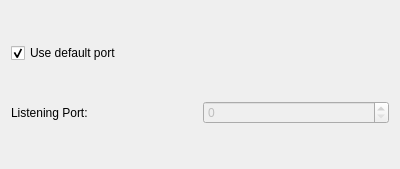
This is configtcp.ui in KDE/krfb as Qt 5 draws it before an edit. The edited form follows.
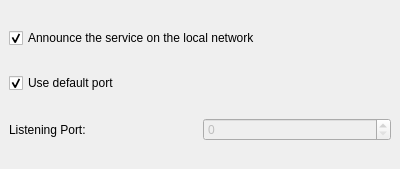
This is the edited form.

```diff
--- a/configtcp.ui
+++ b/configtcp.ui
@@ -13,6 +13,22 @@
    <string>Form</string>
   </property>
   <layout class="QVBoxLayout" >
+   <property name="margin" >
+    <number>9</number>
+   </property>
+   <property name="spacing" >
+    <number>6</number>
+   </property>
+   <item>
+    <widget class="QCheckBox" name="kcfg_publishService" >
+     <property name="text" >
+      <string>Announce the service on the local network</string>
+     </property>
+     <property name="checked" >
+      <bool>true</bool>
+     </property>
+    </widget>
+   </item>
    <item>
     <widget class="QCheckBox" name="kcfg_useDefaultPort" >
      <property name="text" >
```
Left out of the diff: 15 changed lines with no effect on the pictures.
